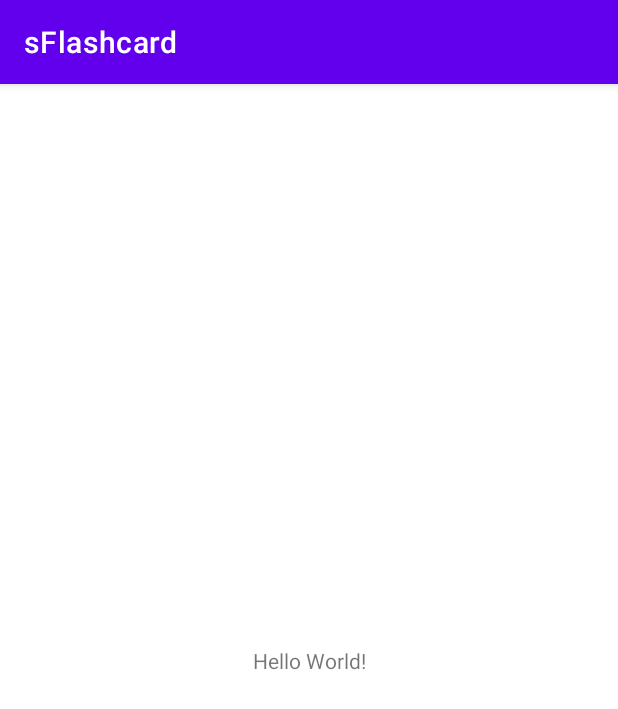
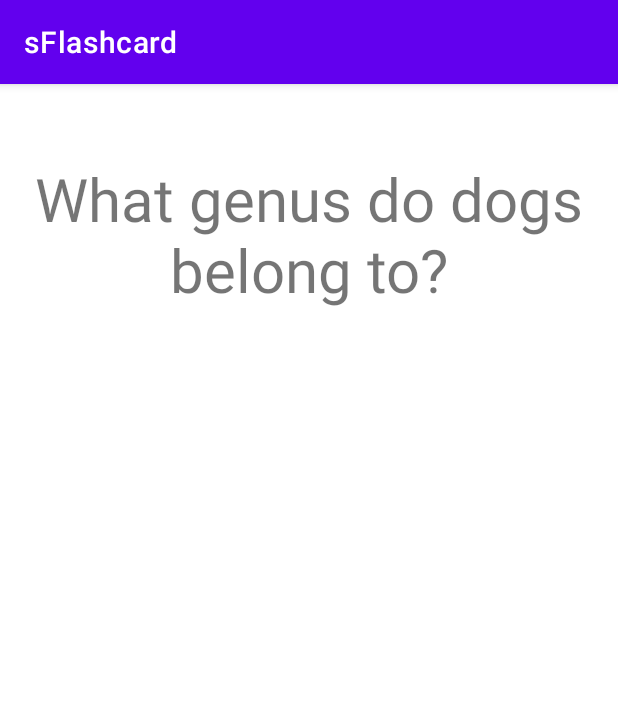
Before and after one commit to sam-24-bot/sFlashcard, an Android app: the screen it shows after launch (MainActivity), on a phone screen of 412 x 824 dp. Shown: the top 709 px of the screen. Run offline under Robolectric (Android 15) with nearby library versions, the phone set to English and light mode, and no system bars.

Commit message:
second commit

```diff
--- a/app/src/main/java/com/example/sflashcard/MainActivity.java
+++ b/app/src/main/java/com/example/sflashcard/MainActivity.java
@@ -3,6 +3,8 @@ package com.example.sflashcard;
 import androidx.appcompat.app.AppCompatActivity;
 
 import android.os.Bundle;
+import android.view.View;
+import android.widget.TextView;
 
 public class MainActivity extends AppCompatActivity {
 
@@ -10,5 +12,19 @@ public class MainActivity extends AppCompatActivity {
     protected void onCreate(Bundle savedInstanceState) {
         super.onCreate(savedInstanceState);
         setContentView(R.layout.activity_main);
+
+        TextView FlashcardQuestion = findViewById(R.id.flashcard_question);
+        TextView FlashcardAnswer = findViewById(R.id.flashcard_answer);
+
+
+        FlashcardQuestion.setOnClickListener(new View.OnClickListener() {
+
+            @Override
+            public void onClick(View v) {
+                FlashcardQuestion.setVisibility(View.INVISIBLE);
+                FlashcardAnswer.setVisibility(View.VISIBLE);
+
+            }
+        });
     }
 }
--- a/app/src/main/res/layout/activity_main.xml
+++ b/app/src/main/res/layout/activity_main.xml
@@ -1,18 +1,27 @@
 <?xml version="1.0" encoding="utf-8"?>
-<androidx.constraintlayout.widget.ConstraintLayout xmlns:android="http://schemas.android.com/apk/res/android"
+<RelativeLayout xmlns:android="http://schemas.android.com/apk/res/android"
     xmlns:app="http://schemas.android.com/apk/res-auto"
     xmlns:tools="http://schemas.android.com/tools"
     android:layout_width="match_parent"
     android:layout_height="match_parent"
     tools:context=".MainActivity">
 
+
     <TextView
-        android:layout_width="wrap_content"
-        android:layout_height="wrap_content"
-        android:text="Hello World!"
-        app:layout_constraintBottom_toBottomOf="parent"
-        app:layout_constraintLeft_toLeftOf="parent"
-        app:layout_constraintRight_toRightOf="parent"
-        app:layout_constraintTop_toTopOf="parent" />
+        android:id="@+id/flashcard_question"
+        android:layout_width="match_parent"
+        android:layout_height="200dp"
+        android:gravity="center"
+        android:text="@string/what_genus_do_dogs_belong_to"
+        android:textSize="40sp" />
 
-</androidx.constraintlayout.widget.ConstraintLayout>
+    <TextView
+        android:id="@+id/flashcard_answer"
+        android:visibility="invisible"
+        android:layout_width="match_parent"
+        android:layout_height="200dp"
+        android:gravity="center"
+        android:text="@string/Canis"
+        android:textSize="40sp"
+        />
+</RelativeLayout>
--- a/app/src/main/res/values/strings.xml
+++ b/app/src/main/res/values/strings.xml
@@ -1,3 +1,7 @@
 <resources>
     <string name="app_name">sFlashcard</string>
+    <string name="what_genus_do_dogs_belong_to">What genus do dogs belong to?</string>
+    <string name="genus">Genus</string>
+    <string name="canis">canis</string>
+    <string name="Canis">Canis</string>
 </resources>
```
